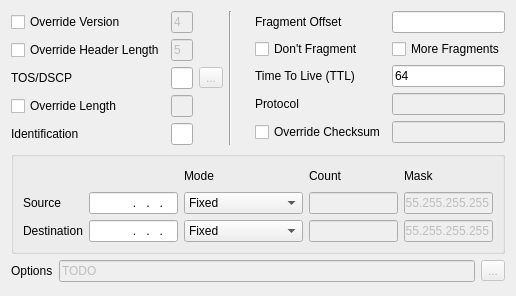
Before: the Qt Designer form common/ip4.ui in pstavirs/ostinato, drawn with Qt 5.
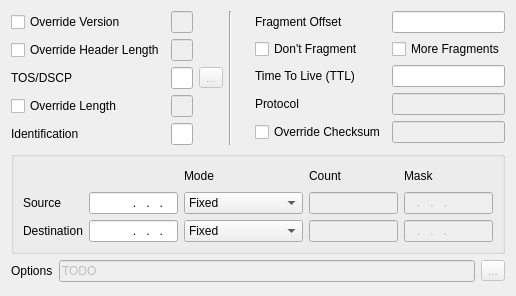
After: the same form once the commit is applied.

The edit to the form file:
```diff
--- a/common/ip4.ui
+++ b/common/ip4.ui
@@ -28,7 +28,7 @@
         <bool>false</bool>
        </property>
        <property name="text" >
-        <string>4</string>
+        <string/>
        </property>
       </widget>
      </item>
@@ -45,7 +45,7 @@
         <bool>false</bool>
        </property>
        <property name="text" >
-        <string>5</string>
+        <string/>
        </property>
       </widget>
      </item>
@@ -149,7 +149,7 @@
      <item row="2" column="1" >
       <widget class="QLineEdit" name="leIpTtl" >
        <property name="text" >
-        <string>64</string>
+        <string/>
        </property>
       </widget>
      </item>
@@ -291,8 +291,11 @@
         <property name="enabled" >
          <bool>false</bool>
         </property>
+        <property name="inputMask" >
+         <string>009.009.009.009; </string>
+        </property>
         <property name="text" >
-         <string>255.255.255.255</string>
+         <string>...</string>
         </property>
        </widget>
       </item>
@@ -355,8 +358,11 @@
         <property name="enabled" >
          <bool>false</bool>
         </property>
+        <property name="inputMask" >
+         <string>009.009.009.009; </string>
+        </property>
         <property name="text" >
-         <string>255.255.255.255</string>
+         <string>...</string>
         </property>
        </widget>
       </item>
```
Left out of the diff: 6 changed lines with no effect on the pictures.
